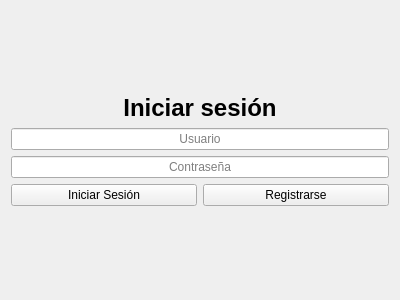
Tim0305/Netflix, file loginwindow.ui: the form before one commit.
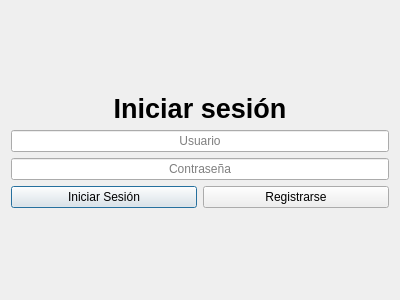
The form after the commit.

```diff
--- a/loginwindow.ui
+++ b/loginwindow.ui
@@ -39,7 +39,7 @@
        </property>
        <property name="font">
         <font>
-         <pointsize>18</pointsize>
+         <pointsize>20</pointsize>
          <bold>true</bold>
         </font>
        </property>
@@ -90,6 +90,9 @@
          <property name="text">
           <string>Iniciar Sesión</string>
          </property>
+         <property name="default">
+          <bool>true</bool>
+         </property>
         </widget>
        </item>
        <item>
```
